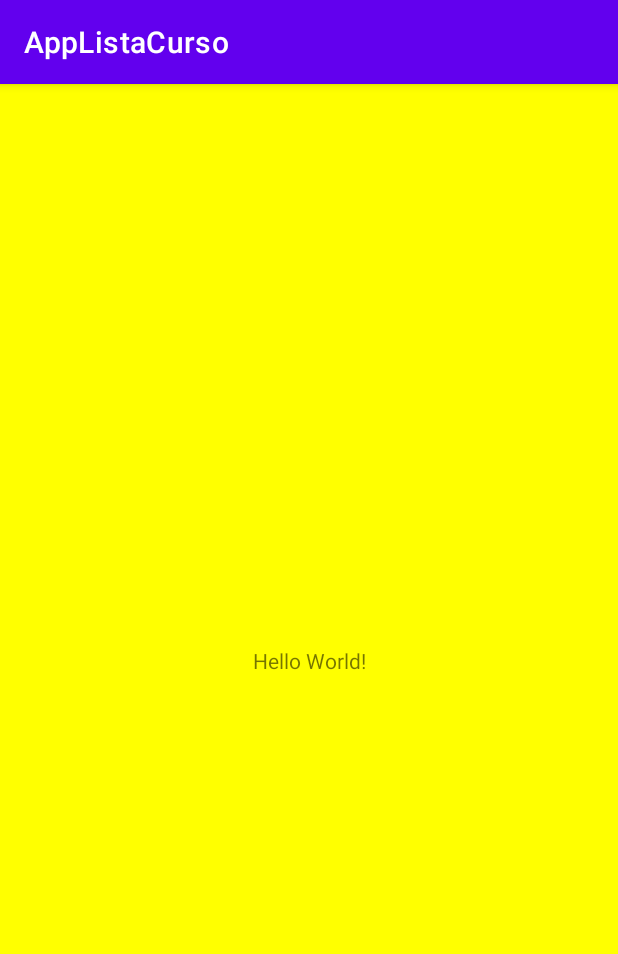
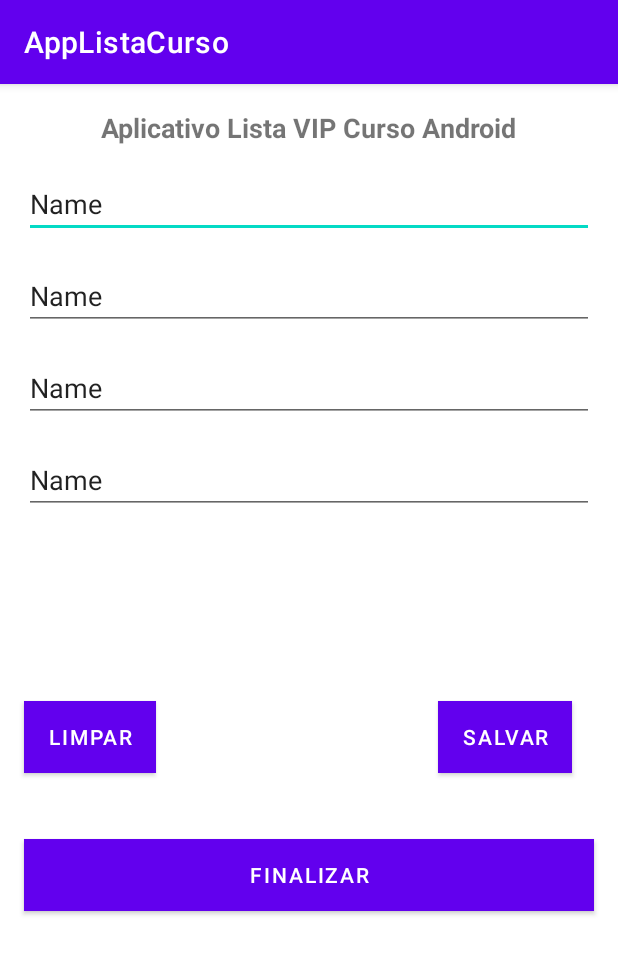
Before and after one commit to profmaddo/Curso-Desenvolvimento-Android-2023, an Android app: the screen it shows after launch (MainActivity), on a phone screen of 412 x 824 dp. Shown: the top 954 px of the screen. Run offline under Robolectric (Android 15) with nearby library versions, the phone set to English and light mode, and no system bars.

Commit message:
Criar o Layout do Aplicativo

```diff
--- a/AppListaCurso/app/src/main/res/layout/activity_main.xml
+++ b/AppListaCurso/app/src/main/res/layout/activity_main.xml
@@ -4,16 +4,111 @@
     xmlns:tools="http://schemas.android.com/tools"
     android:layout_width="match_parent"
     android:layout_height="match_parent"
-    android:background="@color/amarelo"
     tools:context=".MainActivity">
 
     <TextView
+        android:id="@+id/textView"
         android:layout_width="wrap_content"
         android:layout_height="wrap_content"
-        android:text="Hello World!"
+        android:text="Aplicativo Lista VIP Curso Android"
+        android:textSize="18sp"
+        android:textStyle="bold"
         app:layout_constraintBottom_toBottomOf="parent"
         app:layout_constraintEnd_toEndOf="parent"
         app:layout_constraintStart_toStartOf="parent"
-        app:layout_constraintTop_toTopOf="parent" />
+        app:layout_constraintTop_toTopOf="parent"
+        app:layout_constraintVertical_bias="0.022" />
+
+    <EditText
+        android:id="@+id/editTextTextPersonName2"
+        android:layout_width="match_parent"
+        android:layout_height="wrap_content"
+        android:layout_margin="16dp"
+        android:ems="10"
+        android:hint="Primeiro Nome"
+        android:inputType="textPersonName"
+        android:text="Name"
+        app:layout_constraintEnd_toEndOf="parent"
+        app:layout_constraintStart_toStartOf="parent"
+        app:layout_constraintTop_toBottomOf="@+id/textView" />
+
+    <EditText
+        android:id="@+id/editTextTextPersonName"
+        android:layout_width="match_parent"
+        android:layout_height="wrap_content"
+        android:layout_margin="16dp"
+        android:ems="10"
+        android:hint="Sobrenome"
+        android:inputType="textPersonName"
+        android:text="Name"
+        app:layout_constraintEnd_toEndOf="parent"
+        app:layout_constraintStart_toStartOf="parent"
+        app:layout_constraintTop_toBottomOf="@+id/editTextTextPersonName2" />
+
+    <EditText
+        android:id="@+id/editTextTextPersonName3"
+        android:layout_width="match_parent"
+        android:layout_height="wrap_content"
+        android:layout_margin="16dp"
+        android:ems="10"
+        android:hint="Nome do Curso Desejado"
+        android:inputType="textPersonName"
+        android:text="Name"
+        app:layout_constraintEnd_toEndOf="parent"
+        app:layout_constraintStart_toStartOf="parent"
+        app:layout_constraintTop_toBottomOf="@+id/editTextTextPersonName" />
+
+    <EditText
+        android:id="@+id/editTextTextPersonName4"
+        android:layout_width="match_parent"
+        android:layout_height="wrap_content"
+        android:layout_margin="16dp"
+        android:ems="10"
+        android:hint="Telefone de Contato"
+        android:inputType="textPersonName"
+        android:text="Name"
+        app:layout_constraintEnd_toEndOf="parent"
+        app:layout_constraintStart_toStartOf="parent"
+        app:layout_constraintTop_toBottomOf="@+id/editTextTextPersonName3" />
+
+    <Button
+        android:id="@+id/button"
+        android:layout_width="wrap_content"
+        android:layout_height="wrap_content"
+        android:layout_marginStart="16dp"
+        android:layout_marginBottom="44dp"
+        android:background="@color/corBotoes"
+        android:text="LIMPAR"
+        app:layout_constraintBottom_toTopOf="@+id/button3"
+        app:layout_constraintStart_toStartOf="parent"
+        app:layout_constraintTop_toBottomOf="@+id/editTextTextPersonName4"
+        app:layout_constraintVertical_bias="1.0" />
+
+    <Button
+        android:id="@+id/button2"
+        android:layout_width="wrap_content"
+        android:layout_height="wrap_content"
+        android:layout_marginStart="188dp"
+        android:layout_marginBottom="44dp"
+        android:background="@color/corBotoes"
+        android:text="SALVAR"
+        app:layout_constraintBottom_toTopOf="@+id/button3"
+        app:layout_constraintStart_toEndOf="@+id/button"
+        app:layout_constraintTop_toBottomOf="@+id/editTextTextPersonName4"
+        app:layout_constraintVertical_bias="1.0" />
+
+    <Button
+        android:id="@+id/button3"
+        android:layout_width="match_parent"
+        android:layout_height="wrap_content"
+        android:layout_margin="16dp"
+        android:layout_marginBottom="280dp"
+        android:background="@color/corBotoes"
+        android:text="FINALIZAR"
+        app:layout_constraintBottom_toBottomOf="parent"
+        app:layout_constraintEnd_toEndOf="parent"
+        app:layout_constraintHorizontal_bias="0.187"
+        app:layout_constraintStart_toStartOf="parent"
+        app:layout_constraintTop_toBottomOf="@+id/editTextTextPersonName4" />
 
 </androidx.constraintlayout.widget.ConstraintLayout>
--- a/AppListaCurso/app/src/main/res/values/colors.xml
+++ b/AppListaCurso/app/src/main/res/values/colors.xml
@@ -8,4 +8,5 @@
     <color name="black">#FF000000</color>
     <color name="white">#FFFFFFFF</color>
     <color name="amarelo">#FFFF00</color>
+    <color name="corBotoes">#52ABD3</color>
 </resources>
```
